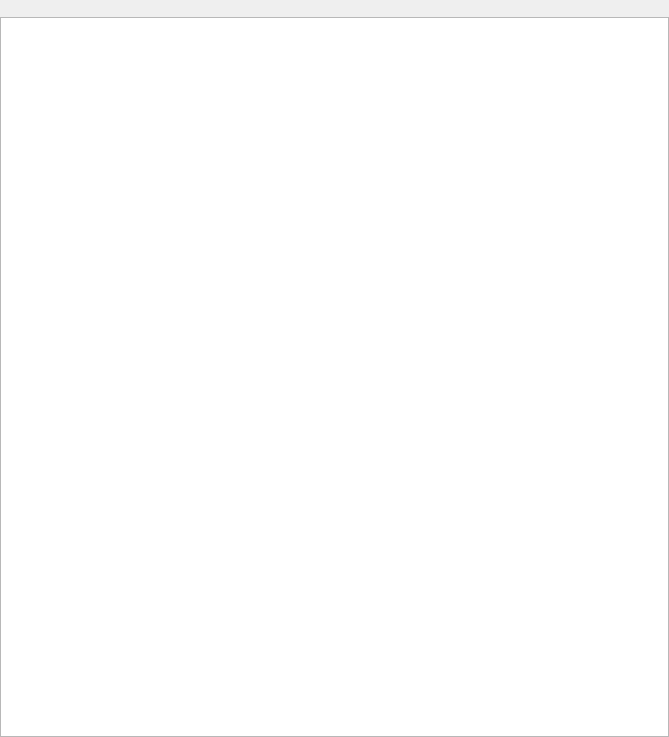
north-road/vertex_compare, file vertex_compare/ui/vertex_list.ui: the form before one commit.
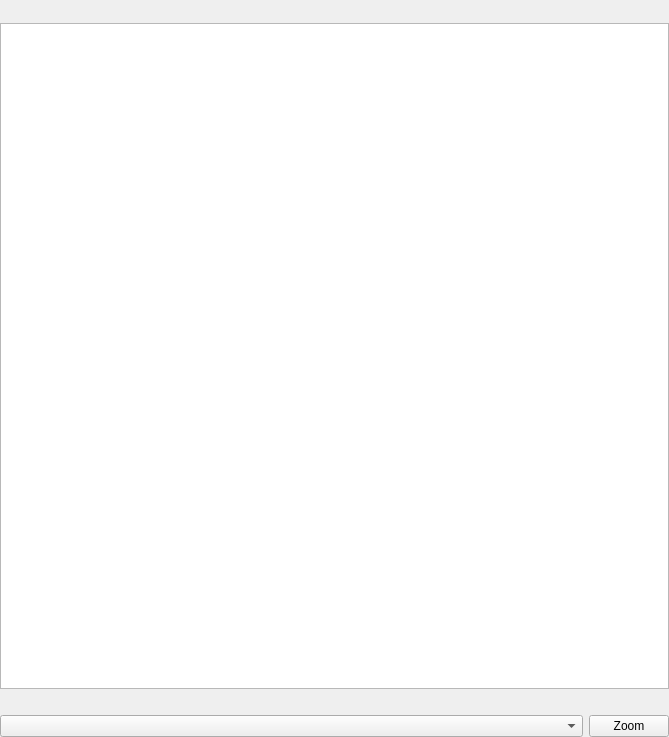
The form after the commit.

Commit message: Start on feature model

```diff
--- a/vertex_compare/ui/vertex_list.ui
+++ b/vertex_compare/ui/vertex_list.ui
@@ -13,10 +13,7 @@
   <property name="windowTitle">
    <string>Form</string>
   </property>
-  <layout class="QVBoxLayout" name="verticalLayout">
-   <property name="spacing">
-    <number>0</number>
-   </property>
+  <layout class="QGridLayout" name="gridLayout" columnstretch="1,0">
    <property name="leftMargin">
     <number>0</number>
    </property>
@@ -29,10 +26,27 @@
    <property name="bottomMargin">
     <number>0</number>
    </property>
-   <item>
+   <item row="0" column="0">
     <widget class="QToolBar" name="toolbar"/>
    </item>
-   <item>
+   <item row="3" column="0">
+    <widget class="QComboBox" name="feature_combo"/>
+   </item>
+   <item row="3" column="1">
+    <widget class="QPushButton" name="button_zoom">
+     <property name="text">
+      <string>Zoom</string>
+     </property>
+    </widget>
+   </item>
+   <item row="2" column="0" colspan="2">
+    <widget class="QLabel" name="layer_label">
+     <property name="text">
+      <string/>
+     </property>
+    </widget>
+   </item>
+   <item row="1" column="0" colspan="2">
     <widget class="QTableView" name="table_view"/>
    </item>
   </layout>
```
The commit also changes 3 other files.
